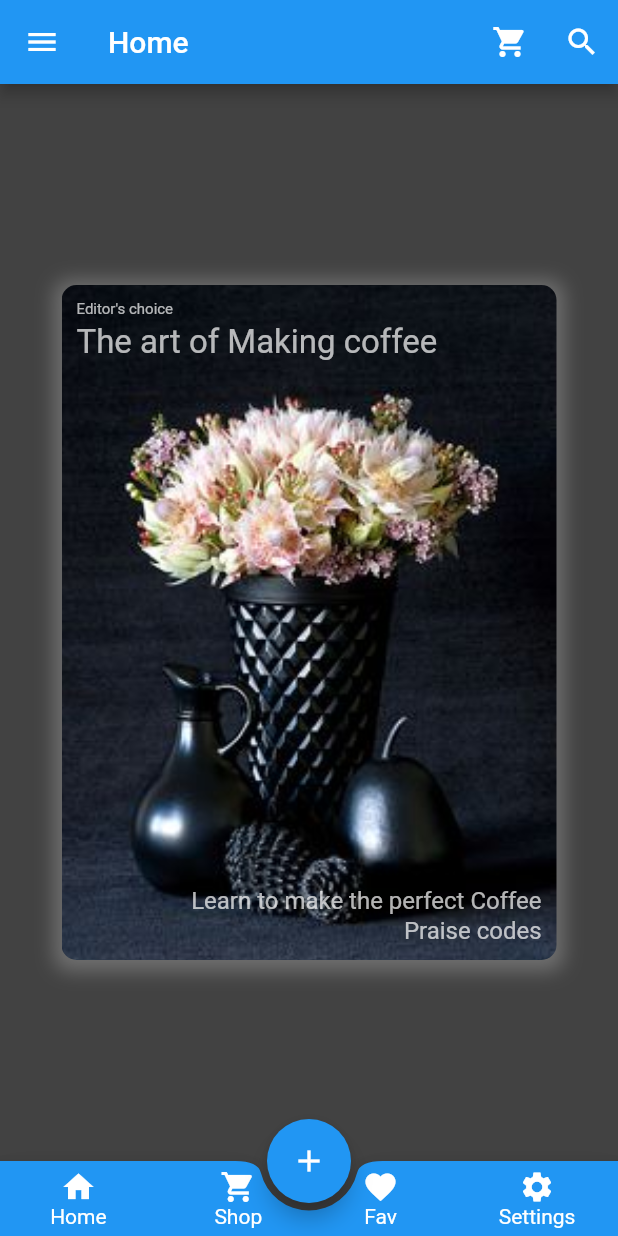
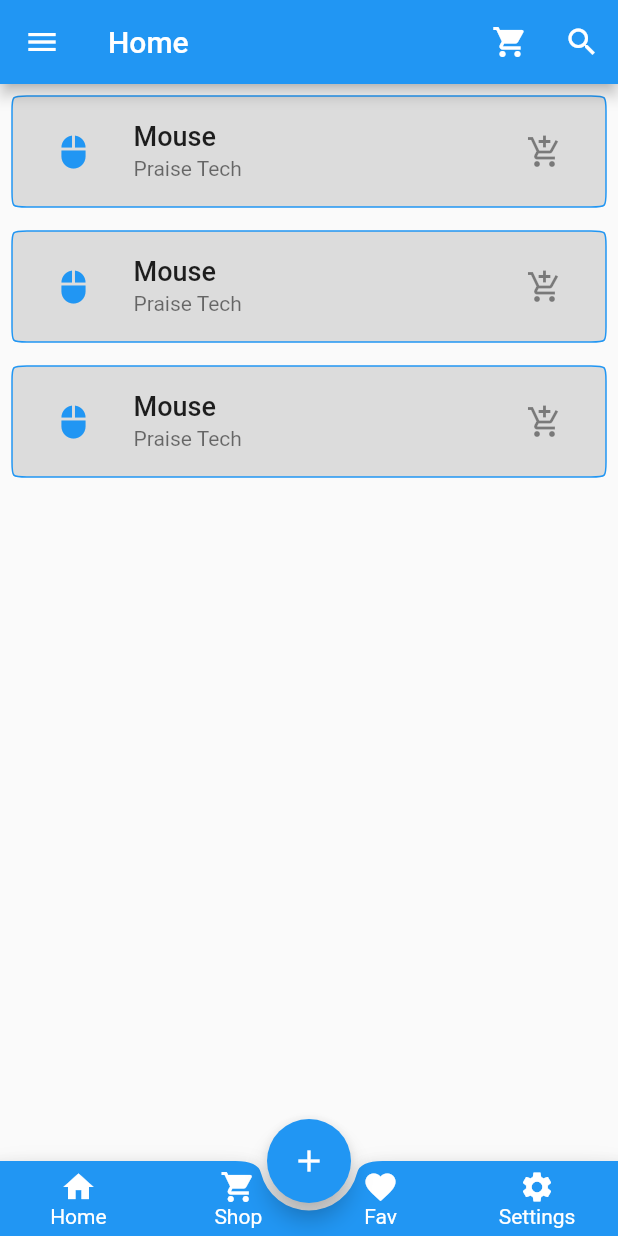
Before and after one commit to oyegbilepraise/learnflutter, a Flutter app: the screen it shows after launch, on a phone screen of 412 x 824 dp. Run offline on Flutter 3.47's test engine with Material 2 defaults, Android fonts, the phone set to English and light mode, and no system bars; our stand-ins replace font_awesome_flutter.

Commit message:
Third Section Lesson

```diff
--- a/lib/screens/Home.dart
+++ b/lib/screens/Home.dart
@@ -1,4 +1,5 @@
 import 'package:flutter/material.dart';
+import 'package:learnflutter/widget/listview.dart';
 
 class Home extends StatelessWidget {
   Home({Key? key}) : super(key: key);
@@ -22,7 +23,7 @@ class Home extends StatelessWidget {
           ],
           // leading: IconButton(onPressed: () {}, icon: const Icon(Icons.menu)),
         ),
-      backgroundColor: Colors.grey.shade800,
+        // backgroundColor: Colors.grey.shade800,
         floatingActionButtonLocation: FloatingActionButtonLocation.centerDocked,
         floatingActionButton: FloatingActionButton(
           onPressed: () {},
@@ -144,191 +145,198 @@ class Home extends StatelessWidget {
             ],
           ),
         ),
-      body: Center(
-        child: Container(
-          padding: EdgeInsets.all(10),
-          constraints: BoxConstraints.expand(width: 330, height: 450),
-          decoration: const BoxDecoration(
-            boxShadow: [
-              BoxShadow(
-                  color: Colors.white24,
-                  offset: Offset(0, 2),
-                  spreadRadius: 5,
-                  blurRadius: 10)
+        body: ListView(
+          children: [
+            listTileWidget(),
+            listTileWidget(),
+            listTileWidget(),
           ],
-            image: DecorationImage(
-              image: AssetImage('images/flower.jpg'),
-              fit: BoxFit.cover,
-            ),
-            borderRadius: BorderRadius.all(Radius.circular(10.0)),
-          ),
-          child: Stack(
-            children: const [
-              Text(
-                'Editor\'s choice',
-                style: TextStyle(color: Colors.white70, fontSize: 10),
-              ),
-              Positioned(
-                top: 15.0,
-                child: Text(
-                  'The art of Making coffee',
-                  style: TextStyle(color: Colors.white70, fontSize: 22),
-                ),
-              ),
-              Positioned(
-                right: 0,
-                bottom: 20,
-                child: Text(
-                  'Learn to make the perfect Coffee',
-                  style: TextStyle(color: Colors.white70, fontSize: 16),
-                ),
-              ),
-              Positioned(
-                bottom: 0,
-                right: 0,
-                child: Text(
-                  'Praise codes',
-                  style: TextStyle(color: Colors.white70, fontSize: 16),
-                ),
-              ),
-            ],
-          ),
-        ),
+        )
         // Center(
-        //   child: Stack(
-        //     alignment: Alignment.center,
-        //     children: [
-        //       Container(
-        //         width: 300,
-        //         height: 200,
-        //         color: Colors.blue,
+        //   child: Container(
+        //     padding: EdgeInsets.all(10),
+        //     constraints: BoxConstraints.expand(width: 330, height: 450),
+        //     decoration: const BoxDecoration(
+        //       boxShadow: [
+        //         BoxShadow(
+        //             color: Colors.white24,
+        //             offset: Offset(0, 2),
+        //             spreadRadius: 5,
+        //             blurRadius: 10)
+        //       ],
+        //       image: DecorationImage(
+        //         image: AssetImage('images/flower.jpg'),
+        //         fit: BoxFit.cover,
         //       ),
-        //       Positioned(
-        //         bottom: 0,
-        //         child: Container(
-        //           width: 200,
-        //           height: 100,
-        //           color: Colors.black,
+        //       borderRadius: BorderRadius.all(Radius.circular(10.0)),
+        //     ),
+        //     child: Stack(
+        //       children: const [
+        //         Text(
+        //           'Editor\'s choice',
+        //           style: TextStyle(color: Colors.white70, fontSize: 10),
         //         ),
-        //       ),
-        //       Container(
-        //         width: 100,
-        //         height: 50,
-        //         color: Colors.white,
-        //       ),
-        //     ],
-        //   ),
-        // )
-        // ListView.builder(
-        //   itemCount: products.length,
-        //   itemBuilder: (context, index) {
-        //     return ListTile(
-        //       leading: CircleAvatar(
-        //         child: Text(products[index][0]),
-        //       ),
-        //       title: Text(products[index]),
-        //       subtitle: Text(productDetails[index]),
-        //       trailing: Text(price[index].toString()),
-        //     );
-        //   },
-        // )
-        // ListView(
-        //   children: [
-        //     ListTile(
-        //       leading: CircleAvatar(
-        //           child: Icon(Icons.alarm),
-        //           backgroundColor: Colors.black26),
-        //       title: Text('Sales'),
-        //       subtitle: Text('Sales of the week'),
-        //       trailing: Icon(Icons.add),
-        //       tileColor: Colors.brown.shade100,
-        //     ),
-        //     ListTile(
-        //       leading: Icon(Icons.alarm),
-        //       title: Text('Sales'),
-        //       subtitle: Text('Sales of the week'),
-        //       trailing: Icon(Icons.add),
-        //     ),
-        //     ListTile(
-        //       leading: Icon(Icons.alarm),
-        //       title: Text('Sales'),
-        //       subtitle: Text('Sales of the week'),
-        //       trailing: Icon(Icons.add),
-        //       onTap: () {},
-        //     ),
-        //   ],
-        // )
-        // Column(
-        //   children: [
-        //     Row(
-        //       children: const [
-        //         Expanded(
-        //             child: Image(image: AssetImage('images/illustration.png'))),
-        //         Expanded(
-        //             flex: 2,
-        //             child: Image(image: AssetImage('images/illustration.png'))),
-        //         Expanded(
-        //             child: Image(image: AssetImage('images/illustration.png')))
+        //         Positioned(
+        //           top: 15.0,
+        //           child: Text(
+        //             'The art of Making coffee',
+        //             style: TextStyle(color: Colors.white70, fontSize: 22),
+        //           ),
+        //         ),
+        //         Positioned(
+        //           right: 0,
+        //           bottom: 20,
+        //           child: Text(
+        //             'Learn to make the perfect Coffee',
+        //             style: TextStyle(color: Colors.white70, fontSize: 16),
+        //           ),
+        //         ),
+        //         Positioned(
+        //           bottom: 0,
+        //           right: 0,
+        //           child: Text(
+        //             'Praise codes',
+        //             style: TextStyle(color: Colors.white70, fontSize: 16),
+        //           ),
+        //         ),
         //       ],
         //     ),
-        //     Row(
-        //       mainAxisAlignment: MainAxisAlignment.center,
-        //       children: const [
-        //         Icon(Icons.star),
-        //         Icon(Icons.star),
-        //         Icon(Icons.star),
-        //         Icon(Icons.star_border),
-        //         Icon(Icons.star_border_outlined),
-        //       ],
-        //     ),
-        //     Row(
-        //       mainAxisAlignment: MainAxisAlignment.spaceAround,
-        //       children: [
-        //         Column(
-        //           children: const [
-        //             Icon(
-        //               Icons.phone,
-        //               size: 35.0,
-        //             ),
-        //             Text('Phone')
-        //           ],
-        //         ),
-        //         Column(
-        //           children: const [
-        //             Icon(Icons.alt_route, size: 35.0),
-        //             Text('Route')
-        //           ],
-        //         ),
-        //         Column(
-        //           children: const [
-        //             Icon(
-        //               Icons.share,
-        //               size: 35.0,
-        //             ),
-        //             Text('Share')
-        //           ],
-        //         )
-        //       ],
-        //     ),
-        //   ],
-        // )
-        // Center(
-        //   child: Directionality(
-        //     textDirection: TextDirection.rtl,
-        //     child: ElevatedButton.icon(
-        //       icon: const Icon(Icons.add_shopping_cart_outlined),
-        //       label: const Text('Let Begin'),
-        //       onPressed: () {},
-        //       style: ElevatedButton.styleFrom(
-        //         padding: const EdgeInsets.all(20.0),
-        //         shape: const StadiumBorder(),
-        //           fixedSize: const Size(300, 80)
-        //       ),
-        //       // child: const Text('Lets begin'),
-        //     ),
         //   ),
+        //   // Center(
+        //   //   child: Stack(
+        //   //     alignment: Alignment.center,
+        //   //     children: [
+        //   //       Container(
+        //   //         width: 300,
+        //   //         height: 200,
+        //   //         color: Colors.blue,
+        //   //       ),
+        //   //       Positioned(
+        //   //         bottom: 0,
+        //   //         child: Container(
+        //   //           width: 200,
+        //   //           height: 100,
+        //   //           color: Colors.black,
+        //   //         ),
+        //   //       ),
+        //   //       Container(
+        //   //         width: 100,
+        //   //         height: 50,
+        //   //         color: Colors.white,
+        //   //       ),
+        //   //     ],
+        //   //   ),
+        //   // )
+        //   // ListView.builder(
+        //   //   itemCount: products.length,
+        //   //   itemBuilder: (context, index) {
+        //   //     return ListTile(
+        //   //       leading: CircleAvatar(
+        //   //         child: Text(products[index][0]),
+        //   //       ),
+        //   //       title: Text(products[index]),
+        //   //       subtitle: Text(productDetails[index]),
+        //   //       trailing: Text(price[index].toString()),
+        //   //     );
+        //   //   },
+        //   // )
+        //   // ListView(
+        //   //   children: [
+        //   //     ListTile(
+        //   //       leading: CircleAvatar(
+        //   //           child: Icon(Icons.alarm),
+        //   //           backgroundColor: Colors.black26),
+        //   //       title: Text('Sales'),
+        //   //       subtitle: Text('Sales of the week'),
+        //   //       trailing: Icon(Icons.add),
+        //   //       tileColor: Colors.brown.shade100,
+        //   //     ),
+        //   //     ListTile(
+        //   //       leading: Icon(Icons.alarm),
+        //   //       title: Text('Sales'),
+        //   //       subtitle: Text('Sales of the week'),
+        //   //       trailing: Icon(Icons.add),
+        //   //     ),
+        //   //     ListTile(
+        //   //       leading: Icon(Icons.alarm),
+        //   //       title: Text('Sales'),
+        //   //       subtitle: Text('Sales of the week'),
+        //   //       trailing: Icon(Icons.add),
+        //   //       onTap: () {},
+        //   //     ),
+        //   //   ],
+        //   // )
+        //   // Column(
+        //   //   children: [
+        //   //     Row(
+        //   //       children: const [
+        //   //         Expanded(
+        //   //             child: Image(image: AssetImage('images/illustration.png'))),
+        //   //         Expanded(
+        //   //             flex: 2,
+        //   //             child: Image(image: AssetImage('images/illustration.png'))),
+        //   //         Expanded(
+        //   //             child: Image(image: AssetImage('images/illustration.png')))
+        //   //       ],
+        //   //     ),
+        //   //     Row(
+        //   //       mainAxisAlignment: MainAxisAlignment.center,
+        //   //       children: const [
+        //   //         Icon(Icons.star),
+        //   //         Icon(Icons.star),
+        //   //         Icon(Icons.star),
+        //   //         Icon(Icons.star_border),
+        //   //         Icon(Icons.star_border_outlined),
+        //   //       ],
+        //   //     ),
+        //   //     Row(
+        //   //       mainAxisAlignment: MainAxisAlignment.spaceAround,
+        //   //       children: [
+        //   //         Column(
+        //   //           children: const [
+        //   //             Icon(
+        //   //               Icons.phone,
+        //   //               size: 35.0,
+        //   //             ),
+        //   //             Text('Phone')
+        //   //           ],
+        //   //         ),
+        //   //         Column(
+        //   //           children: const [
+        //   //             Icon(Icons.alt_route, size: 35.0),
+        //   //             Text('Route')
+        //   //           ],
+        //   //         ),
+        //   //         Column(
+        //   //           children: const [
+        //   //             Icon(
+        //   //               Icons.share,
+        //   //               size: 35.0,
+        //   //             ),
+        //   //             Text('Share')
+        //   //           ],
+        //   //         )
+        //   //       ],
+        //   //     ),
+        //   //   ],
+        //   // )
+        //   // Center(
+        //   //   child: Directionality(
+        //   //     textDirection: TextDirection.rtl,
+        //   //     child: ElevatedButton.icon(
+        //   //       icon: const Icon(Icons.add_shopping_cart_outlined),
+        //   //       label: const Text('Let Begin'),
+        //   //       onPressed: () {},
+        //   //       style: ElevatedButton.styleFrom(
+        //   //         padding: const EdgeInsets.all(20.0),
+        //   //         shape: const StadiumBorder(),
+        //   //           fixedSize: const Size(300, 80)
+        //   //       ),
+        //   //       // child: const Text('Lets begin'),
+        //   //     ),
+        //   //   ),
+        //   // ),
         // ),
-      ),
         );
   }
 }
--- /dev/null
+++ b/lib/widget/listview.dart
@@ -0,0 +1,34 @@
+import 'package:flutter/material.dart';
+
+class listTileWidget extends StatelessWidget {
+  const listTileWidget({
+    Key? key,
+  }) : super(key: key);
+
+  @override
+  Widget build(BuildContext context) {
+    return Padding(
+      padding: const EdgeInsets.all(8.0),
+      child: ListTile(
+        tileColor: Colors.black12,
+        shape: ContinuousRectangleBorder(
+          borderRadius: BorderRadius.circular(10.0),
+          side: const BorderSide(width: 1.0, color: Colors.blue),
+        ),
+        title: const Text(
+          'Mouse',
+          style: TextStyle(fontSize: 18, fontWeight: FontWeight.w500),
+        ),
+        subtitle: const Text('Praise Tech'),
+        leading: IconButton(
+          onPressed: () {},
+          icon: const Icon(Icons.mouse),
+          color: Colors.blue,
+        ),
+        trailing: IconButton(
+            icon: const Icon(Icons.add_shopping_cart),
+            onPressed: () {}),
+      ),
+    );
+  }
+}
```
Lines whose indentation alone changed are shown as unchanged.
